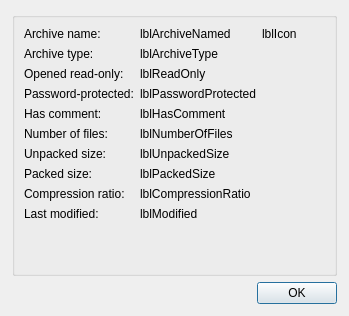
Before: the Qt Designer form kerfuffle/propertiesdialog.ui in KDE/ark, drawn with Qt 5.
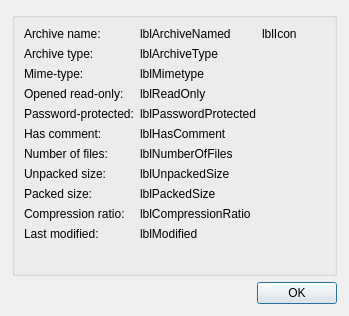
After: the same form once the commit is applied.

Commit message:
Add mimetype to properties dialog
The "Archive type" label can become quite long for certain archive types
so move the mimetype to it's own label.

What changed in the file:
```diff
--- a/kerfuffle/propertiesdialog.ui
+++ b/kerfuffle/propertiesdialog.ui
@@ -60,117 +60,131 @@
          </widget>
         </item>
         <item row="2" column="0">
+         <widget class="QLabel" name="label_11">
+          <property name="text">
+           <string>Mime-type:</string>
+          </property>
+         </widget>
+        </item>
+        <item row="3" column="0">
          <widget class="QLabel" name="label_8">
           <property name="text">
            <string>Opened read-only:</string>
           </property>
          </widget>
         </item>
-        <item row="2" column="1">
+        <item row="3" column="1">
          <widget class="QLabel" name="lblReadOnly">
           <property name="text">
            <string>lblReadOnly</string>
           </property>
          </widget>
         </item>
-        <item row="3" column="0">
+        <item row="4" column="0">
          <widget class="QLabel" name="label_2">
           <property name="text">
            <string>Password-protected:</string>
           </property>
          </widget>
         </item>
-        <item row="3" column="1">
+        <item row="4" column="1">
          <widget class="QLabel" name="lblPasswordProtected">
           <property name="text">
            <string>lblPasswordProtected</string>
           </property>
          </widget>
         </item>
-        <item row="4" column="0">
+        <item row="5" column="0">
          <widget class="QLabel" name="label_10">
           <property name="text">
            <string>Has comment:</string>
           </property>
          </widget>
         </item>
-        <item row="4" column="1">
+        <item row="5" column="1">
          <widget class="QLabel" name="lblHasComment">
           <property name="text">
            <string>lblHasComment</string>
           </property>
          </widget>
         </item>
-        <item row="5" column="0">
+        <item row="6" column="0">
          <widget class="QLabel" name="label_3">
           <property name="text">
            <string>Number of files:</string>
           </property>
          </widget>
         </item>
-        <item row="5" column="1">
+        <item row="6" column="1">
          <widget class="QLabel" name="lblNumberOfFiles">
           <property name="text">
            <string>lblNumberOfFiles</string>
           </property>
          </widget>
         </item>
-        <item row="6" column="0">
+        <item row="7" column="0">
          <widget class="QLabel" name="label_5">
           <property name="text">
            <string>Unpacked size:</string>
           </property>
          </widget>
         </item>
-        <item row="6" column="1">
+        <item row="7" column="1">
          <widget class="QLabel" name="lblUnpackedSize">
           <property name="text">
            <string>lblUnpackedSize</string>
           </property>
          </widget>
         </item>
-        <item row="7" column="0">
+        <item row="8" column="0">
          <widget class="QLabel" name="label_7">
           <property name="text">
            <string>Packed size:</string>
           </property>
          </widget>
         </item>
-        <item row="7" column="1">
+        <item row="8" column="1">
          <widget class="QLabel" name="lblPackedSize">
           <property name="text">
            <string>lblPackedSize</string>
           </property>
          </widget>
         </item>
-        <item row="8" column="0">
+        <item row="9" column="0">
          <widget class="QLabel" name="label_9">
           <property name="text">
            <string>Compression ratio:</string>
           </property>
          </widget>
         </item>
-        <item row="8" column="1">
+        <item row="9" column="1">
          <widget class="QLabel" name="lblCompressionRatio">
           <property name="text">
            <string>lblCompressionRatio</string>
           </property>
          </widget>
         </item>
-        <item row="9" column="0">
+        <item row="10" column="0">
          <widget class="QLabel" name="label_6">
           <property name="text">
            <string>Last modified:</string>
           </property>
          </widget>
         </item>
-        <item row="9" column="1">
+        <item row="10" column="1">
          <widget class="QLabel" name="lblLastModified">
           <property name="text">
            <string>lblModified</string>
           </property>
          </widget>
         </item>
+        <item row="2" column="1">
+         <widget class="QLabel" name="lblMimetype">
+          <property name="text">
+           <string>lblMimetype</string>
+          </property>
+         </widget>
+        </item>
        </layout>
       </item>
       <item>
```
The commit also changes 1 other file.
